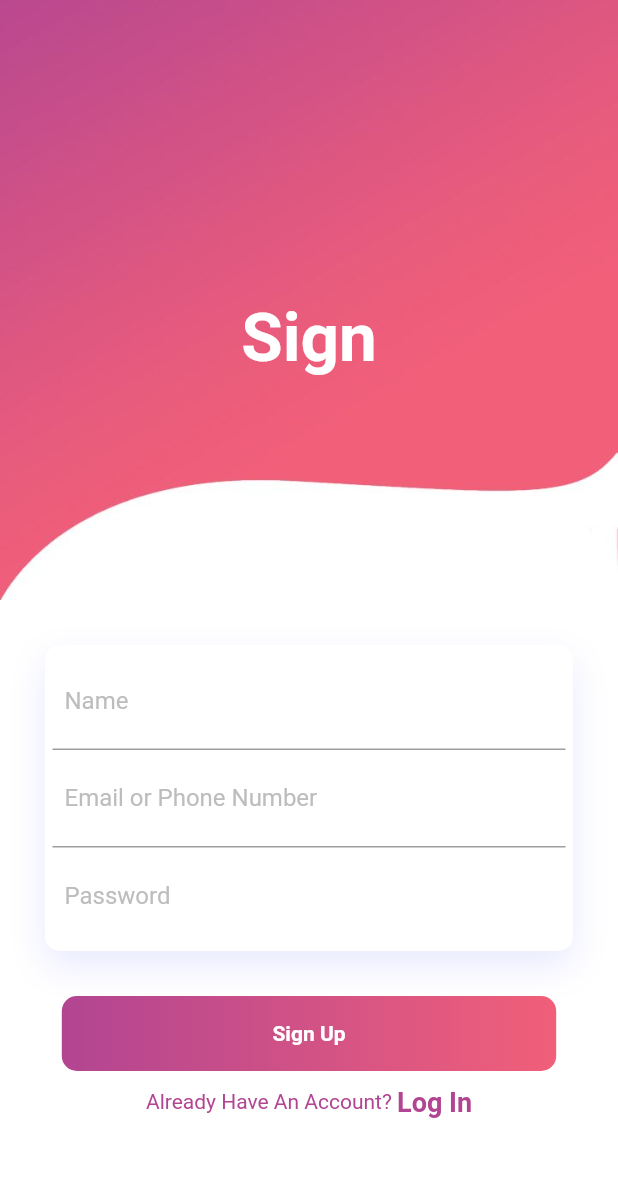
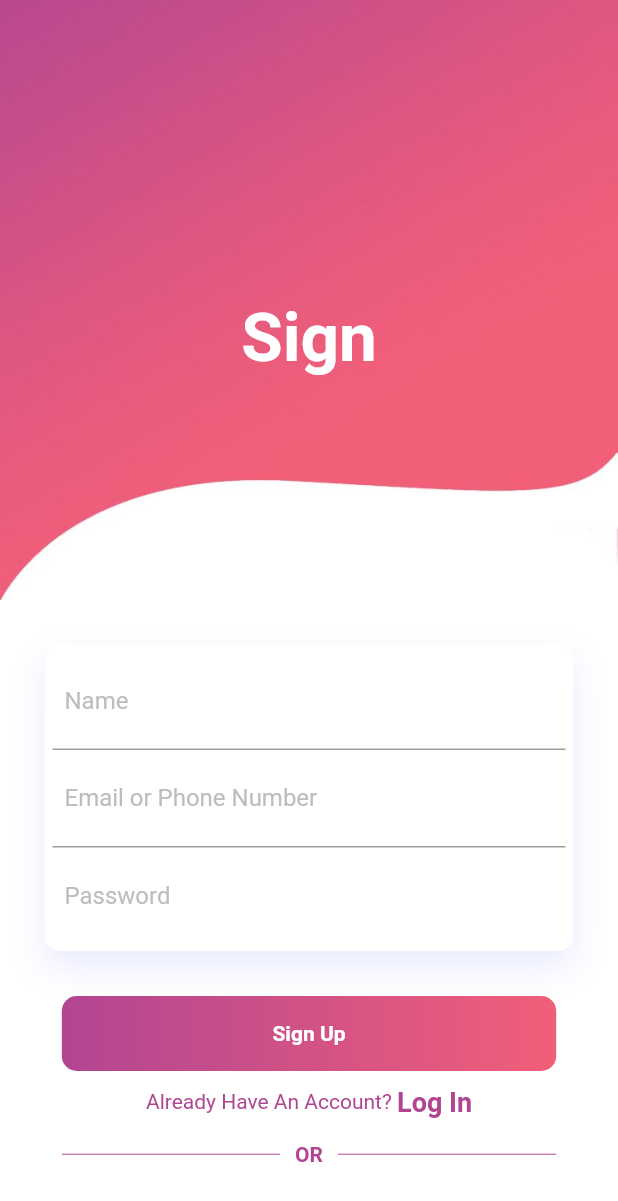
Before and after one commit to InsiderCloud/Cogniezer-Frontend, a Flutter app: the screen it shows after launch, on a phone screen of 412 x 824 dp. Shown: the top 1201 px of the screen. Run offline on Flutter 3.47's test engine with Material 2 defaults, Android fonts, the phone set to English and light mode, and no system bars; our stand-ins replace device_preview.

Commit message:
use OrDivider widget

```diff
--- a/lib/pages/SignScreen.dart
+++ b/lib/pages/SignScreen.dart
@@ -1,6 +1,7 @@
 import 'package:cogniezer_app/components/HaveAnAccountCheck.dart';
 import 'package:cogniezer_app/components/button.dart';
 import 'package:flutter/material.dart';
+import '../components/OrDivider.dart';
 import 'LoginScreen.dart';
 
 class SignScreen extends StatelessWidget {
@@ -8,6 +9,7 @@ class SignScreen extends StatelessWidget {
   @override
   Widget build(BuildContext context) {
     return Scaffold(
+      resizeToAvoidBottomInset: false,
       backgroundColor: Colors.white,
       body: Container(
         child: Column(
@@ -116,7 +118,8 @@ class SignScreen extends StatelessWidget {
                             context,
                             MaterialPageRoute(builder: (context) => LoginScreen()),
                           );
-                        })
+                        }),
+                  OrDivider(),
                 ],
               ),
             ),
```
